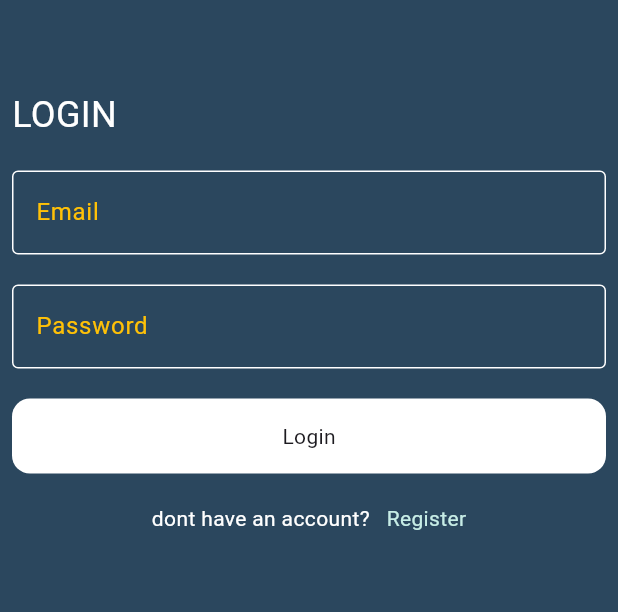
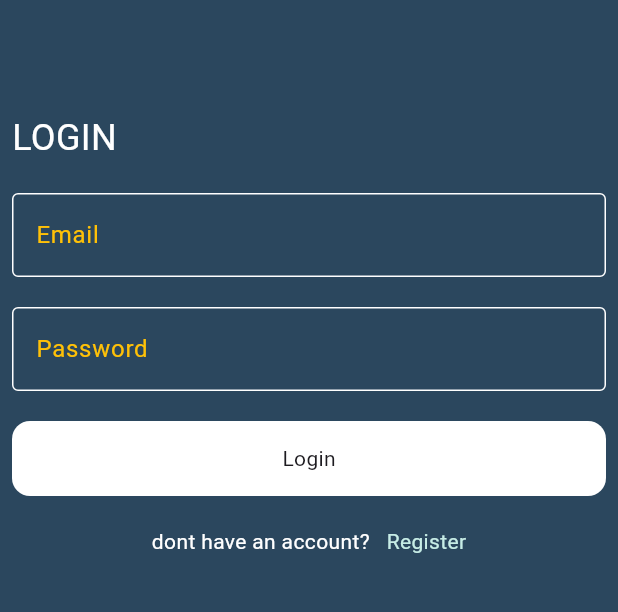
Before and after one commit to abdallahelghobary/Chat-App, a Flutter app: the screen it shows after launch, on a phone screen of 412 x 824 dp, the part 332-944 px from its top. Run offline on Flutter 3.47's test engine with Material 3 defaults, Android fonts, the phone set to English and light mode, and no system bars; our stand-ins replace firebase_core; accounts and stored records are empty; Roboto replaces fonts that are missing (pacifico).

Commit message:
Add firebase Configration

```diff
--- a/lib/pages/login_page.dart
+++ b/lib/pages/login_page.dart
@@ -30,7 +30,7 @@ class LoginPage extends StatelessWidget {
                 ),
               ],
             ),
-            const SizedBox(height: 60),
+            const SizedBox(height: 75),
             Row(
               children: [
                 Text(
--- a/pubspec.yaml
+++ b/pubspec.yaml
@@ -34,7 +34,7 @@ dependencies:
   # The following adds the Cupertino Icons font to your application.
   # Use with the CupertinoIcons class for iOS style icons.
   cupertino_icons: ^1.0.8
-  firebase_core: ^4.11.0
+  firebase_core: ^4.12.1
   flutter_bloc: ^9.1.1
 
 dev_dependencies:
```
Also changed, not shown: firebase.json (added), lib/firebase_options.dart (added), pubspec.lock, 3 other files.
